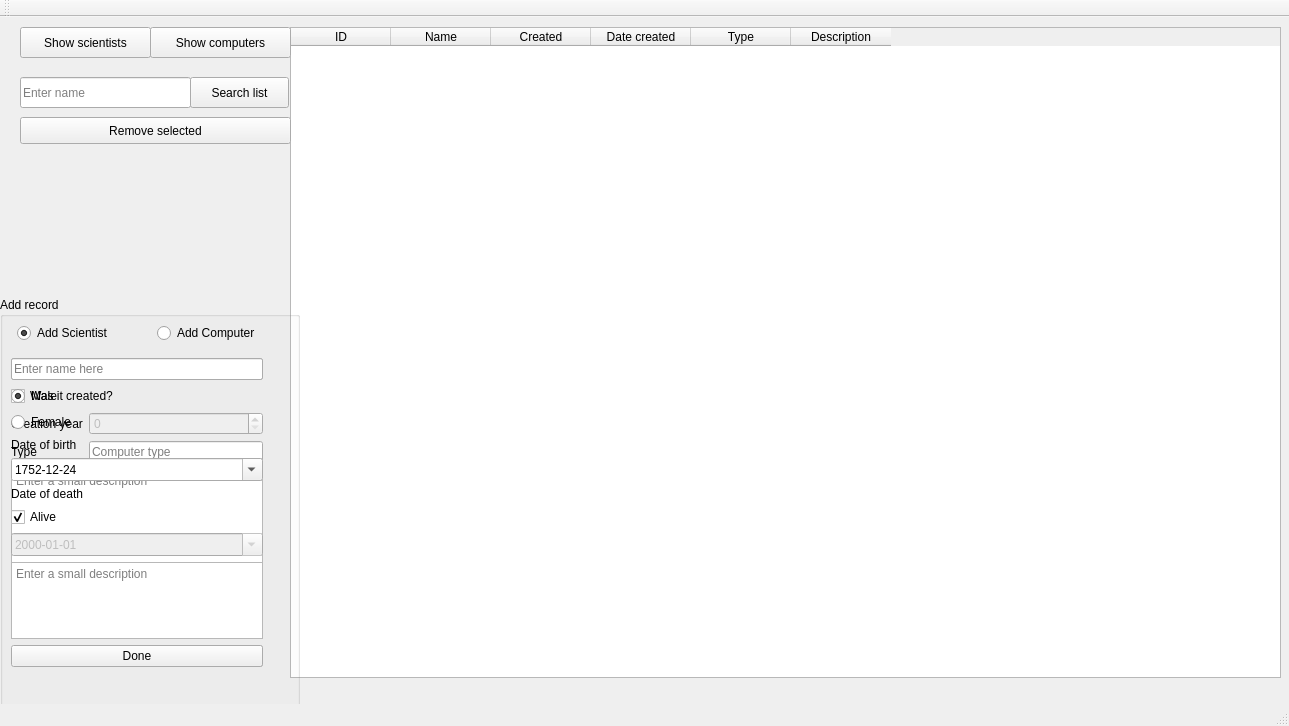
Old version of the form threeWeek/verklegtSkil3/mainwindow.ui in the repository Sigurdurhelga/verkefni_threeWeek.
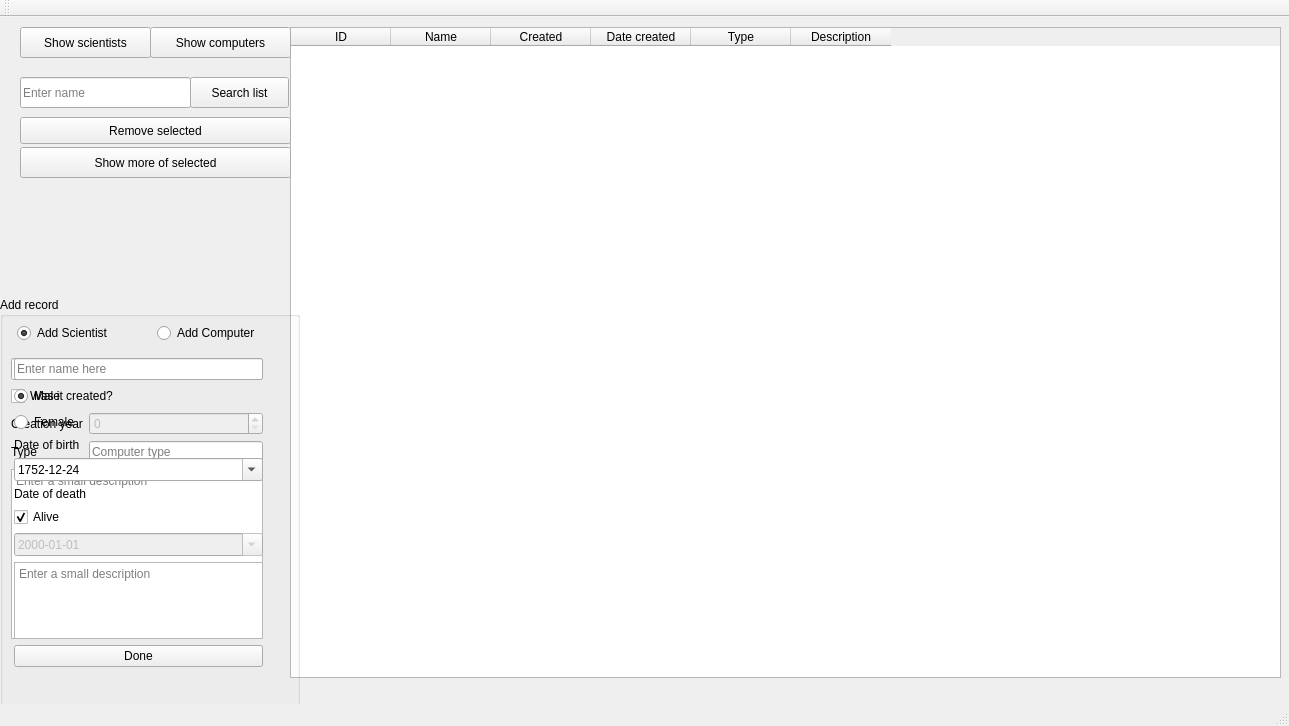
New version of the form.

Diff of the .ui file:
```diff
--- a/threeWeek/verklegtSkil3/mainwindow.ui
+++ b/threeWeek/verklegtSkil3/mainwindow.ui
@@ -282,9 +282,9 @@
     </property>
     <property name="geometry">
      <rect>
-      <x>0</x>
+      <x>3</x>
       <y>330</y>
-      <width>274</width>
+      <width>271</width>
       <height>331</height>
      </rect>
     </property>
@@ -431,16 +431,19 @@
      <string>Search list</string>
     </property>
    </widget>
-  </widget>
-  <widget class="QMenuBar" name="menuBar">
-   <property name="geometry">
-    <rect>
-     <x>0</x>
-     <y>0</y>
-     <width>1289</width>
-     <height>25</height>
-    </rect>
-   </property>
+   <widget class="QPushButton" name="showMoreButton">
+    <property name="geometry">
+     <rect>
+      <x>20</x>
+      <y>130</y>
+      <width>271</width>
+      <height>31</height>
+     </rect>
+    </property>
+    <property name="text">
+     <string>Show more of selected</string>
+    </property>
+   </widget>
   </widget>
   <widget class="QToolBar" name="mainToolBar">
    <attribute name="toolBarArea">
```
Left out of the diff: 31 changed lines with no effect on the pictures.
